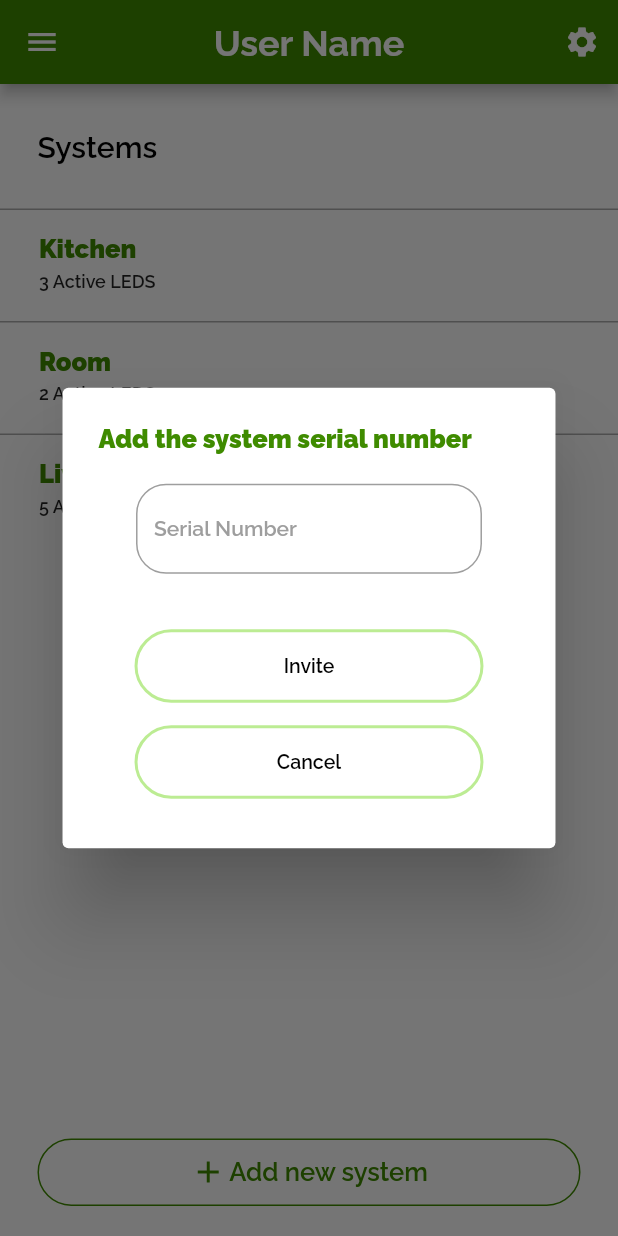
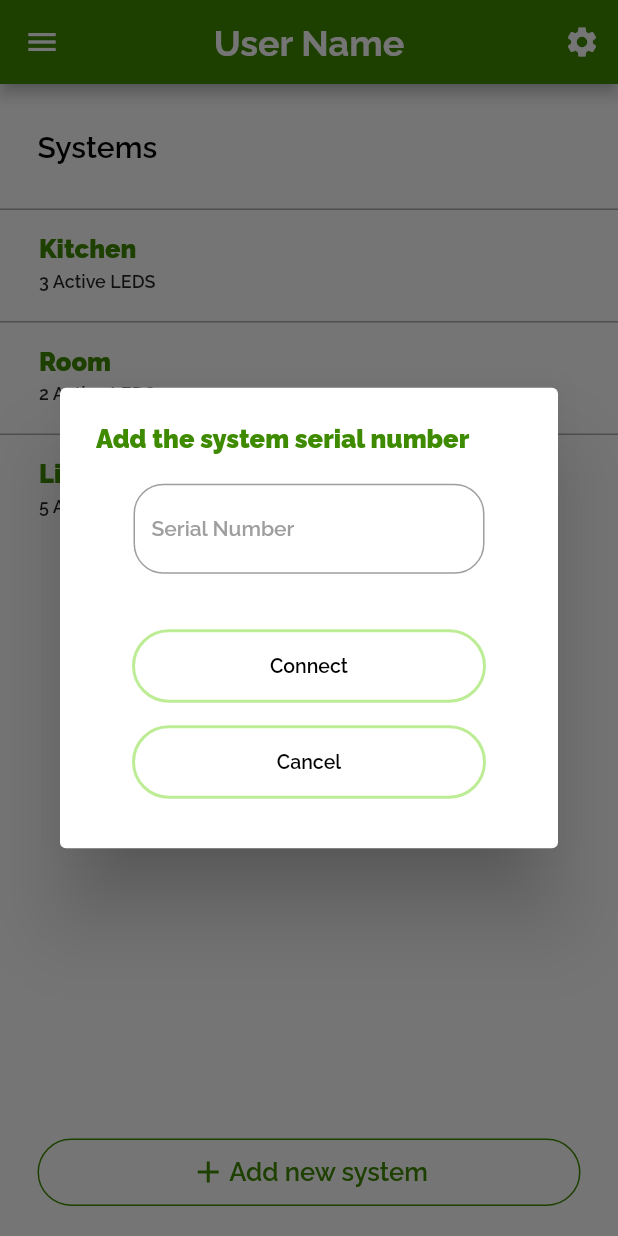
Before and after one commit to MohammadAlAgha/luminexa, a Flutter app: the LandingPage screen opened by its route, after a tap on "Add new system", on a phone screen of 412 x 824 dp. Run offline on Flutter 3.47's test engine with Material 2 defaults, Android fonts, the phone set to English and light mode, and no system bars; our stand-ins replace dio, fl_chart, flutter_svg, google_nav_bar.

Commit message:
Frontend: Fixed the connect button in pop up & removed drawer home button

```diff
--- a/luminexa_mobile/lib/main.dart
+++ b/luminexa_mobile/lib/main.dart
@@ -111,7 +111,7 @@ class _MyAppState extends State<MyApp> {
             headlineSmall: TextStyle(fontSize: 11, fontFamily: "RalewayBold"),
           )),
       debugShowCheckedModeBanner: false,
-      home: LogIn(),
+      home: LandingPage(),
       // initialRoute: RouteManager.login,
       onGenerateRoute: RouteManager.generateRoute,
     );
--- a/luminexa_mobile/lib/screens/LandingPage.dart
+++ b/luminexa_mobile/lib/screens/LandingPage.dart
@@ -38,7 +38,7 @@ class _LandingPageState extends State<LandingPage> {
                     const EdgeInsets.symmetric(horizontal: 35, vertical: 5),
                 child: systemButton(
                   isPressed: false,
-                  innerText: "Invite",
+                  innerText: "Connect",
                   onTap: () {},
                 ),
               ),
--- a/luminexa_mobile/lib/widgets/drawerWidget/drawer.dart
+++ b/luminexa_mobile/lib/widgets/drawerWidget/drawer.dart
@@ -38,16 +38,6 @@ class drawerWidget extends StatelessWidget {
                 height: 30,
               ),
               drawerButton(
-                innerText: "Home",
-                iconName: Icon(Icons.home),
-                onTap: () {
-                  Navigator.of(context).pop(context);
-                },
-              ),
-              SizedBox(
-                height: 20,
-              ),
-              drawerButton(
                   innerText: "Weather",
                   iconName: Icon(Icons.sunny),
                   onTap: () {
```
